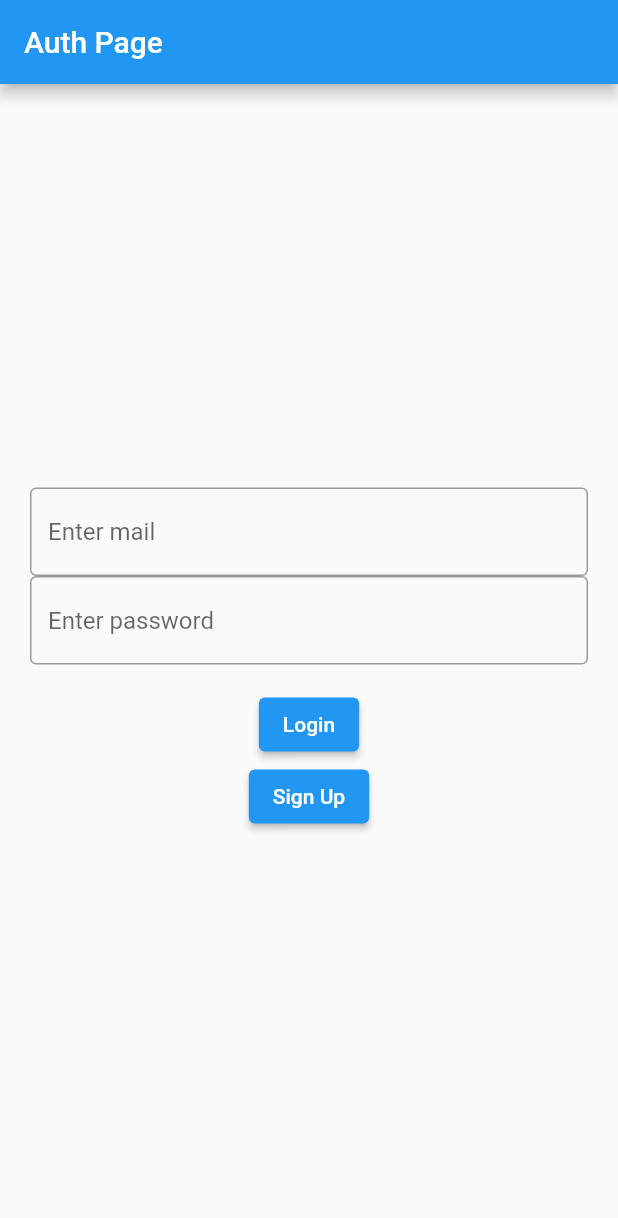
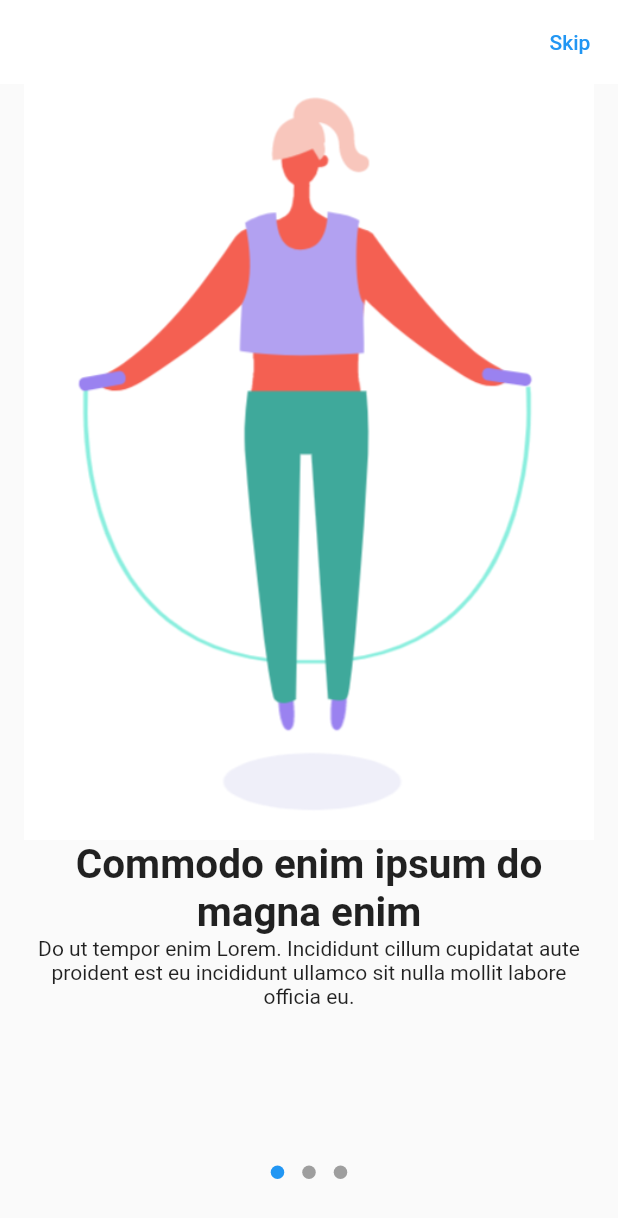
Before and after one commit to basarYargici/gympro, a Flutter app: the screen it shows after launch, on a phone screen of 412 x 824 dp. Shown: the top 1218 px of the screen. Run offline on Flutter 3.47's test engine with Material 2 defaults, Android fonts, the phone set to English and light mode, and no system bars; drawn by our look-alikes of dots_indicator; our stand-ins replace firebase_auth, firebase_core, persistent_bottom_nav_bar; accounts and stored records are empty; Roboto replaces fonts that are missing (Montserrat, Poppins).

Commit message:
add onboarding page

```diff
--- a/lib/main.dart
+++ b/lib/main.dart
@@ -2,6 +2,7 @@ import 'package:firebase_core/firebase_core.dart';
 import 'package:flutter/cupertino.dart';
 import 'package:flutter/material.dart';
 import 'package:gym_pro/auth.dart';
+import 'package:gym_pro/constants.dart';
 import 'package:gym_pro/widget_tree.dart';
 import 'package:persistent_bottom_nav_bar/persistent_tab_view.dart';
 
@@ -17,6 +18,7 @@ class MyApp extends StatelessWidget {
   @override
   Widget build(BuildContext context) {
     return MaterialApp(
+      debugShowCheckedModeBanner: false,
       title: 'Flutter Demo',
       theme: ThemeData(
         primarySwatch: Colors.blue,
--- /dev/null
+++ b/lib/models/onboard_model.dart
@@ -0,0 +1,13 @@
+import 'package:flutter/material.dart' show Color;
+
+class OnboardModel {
+  String? img;
+  String? text;
+  String? desc;
+
+  OnboardModel({
+    required this.img,
+    required this.text,
+    required this.desc,
+  });
+}
--- /dev/null
+++ b/lib/pages/onboard_page.dart
@@ -0,0 +1,93 @@
+import 'package:dots_indicator/dots_indicator.dart';
+import 'package:flutter/material.dart';
+import 'package:gym_pro/constants.dart';
+
+import '../models/onboard_model.dart';
+
+class OnBoardPage extends StatefulWidget {
+  const OnBoardPage({super.key});
+
+  @override
+  State<OnBoardPage> createState() => _OnBoardPageState();
+}
+
+class _OnBoardPageState extends State<OnBoardPage> {
+  List<OnboardModel> screens = <OnboardModel>[
+    OnboardModel(
+        img: 'assets/images/jumpingGirl.png',
+        text: "Commodo enim ipsum do magna enim ",
+        desc:
+            "Do ut tempor enim Lorem. Incididunt cillum cupidatat aute proident est eu incididunt ullamco sit nulla mollit labore officia eu."),
+    OnboardModel(
+        img: 'assets/images/jumpingGirl.png',
+        text: "Commodo enim ipsum do magna enim ",
+        desc:
+            "Do ut tempor enim Lorem. Incididunt cillum cupidatat aute proident est eu incididunt ullamco sit nulla mollit labore officia eu."),
+    OnboardModel(
+        img: 'assets/images/jumpingGirl.png',
+        text: "Commodo enim ipsum do magna enim ",
+        desc:
+            "Do ut tempor enim Lorem. Incididunt cillum cupidatat aute proident est eu incididunt ullamco sit nulla mollit labore officia eu."),
+  ];
+  double currentDotPosition = 0.0;
+
+  @override
+  Widget build(BuildContext context) {
+    return Scaffold(
+      appBar: AppBar(
+        backgroundColor: kwhite,
+        elevation: 0,
+        actions: [TextButton(onPressed: () {}, child: const Text("Skip"))],
+      ),
+      body: Padding(
+        padding: const EdgeInsets.symmetric(horizontal: 16.0),
+        child: Column(
+          children: [
+            Flexible(
+              child: PageView.builder(
+                  onPageChanged: (value) {
+                    setState(() {
+                      currentDotPosition = value.toDouble();
+                    });
+                  },
+                  itemCount: screens.length,
+                  itemBuilder: (context, index) {
+                    return Column(
+                      mainAxisSize: MainAxisSize.min,
+                      children: [
+                        Image.asset(
+                          screens[index].img!,
+                          fit: BoxFit.fill,
+                        ),
+                        Text(
+                          screens[index].text!,
+                          textAlign: TextAlign.center,
+                          style: const TextStyle(
+                            fontSize: 27.0,
+                            fontWeight: FontWeight.bold,
+                            fontFamily: 'Poppins',
+                          ),
+                        ),
+                        Text(
+                          screens[index].desc!,
+                          textAlign: TextAlign.center,
+                          style: const TextStyle(
+                            fontSize: 14.0,
+                            fontFamily: 'Montserrat',
+                          ),
+                        ),
+                      ],
+                    );
+                  }),
+            ),
+            Padding(
+              padding: const EdgeInsets.fromLTRB(0, 0, 0, 32),
+              child: DotsIndicator(
+                  dotsCount: screens.length, position: currentDotPosition),
+            )
+          ],
+        ),
+      ),
+    );
+  }
+}
--- a/lib/widget_tree.dart
+++ b/lib/widget_tree.dart
@@ -1,6 +1,7 @@
 import 'package:flutter/material.dart';
 import 'package:gym_pro/pages/auth_page.dart';
 import 'package:gym_pro/pages/home_page.dart';
+import 'package:gym_pro/pages/onboard_page.dart';
 
 import 'auth.dart';
 
@@ -14,17 +15,19 @@ class WidgetTree extends StatefulWidget {
 class _WidgetTreeState extends State<WidgetTree> {
   @override
   Widget build(BuildContext context) {
-    return StreamBuilder(
-      stream: Auth().authStateChanges,
-      builder: (context, snapshot) {
-        // TODO: store if user logged in once
+    return OnBoardPage();
 
-        if (snapshot.hasData) {
-          return HomePage();
-        } else {
-          return const AuthPage();
-        }
-      },
-    );
+    // return StreamBuilder(
+    //   stream: Auth().authStateChanges,
+    //   builder: (context, snapshot) {
+    //     // TODO: store if user logged in once
+
+    //     if (snapshot.hasData) {
+    //       return HomePage();
+    //     } else {
+    //       return const AuthPage();
+    //     }
+    //   },
+    // );
   }
 }
```
Also changed, not shown: assets/images/jumpingGirl.png (added).
